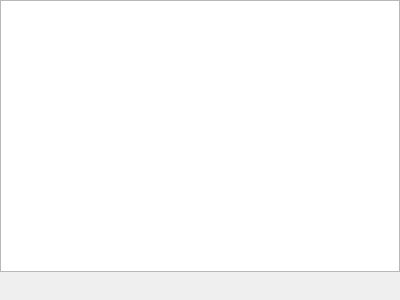
Above: inputdisplay.ui from Skarsnik/Button-Mash before the change. Below: the same form after it.
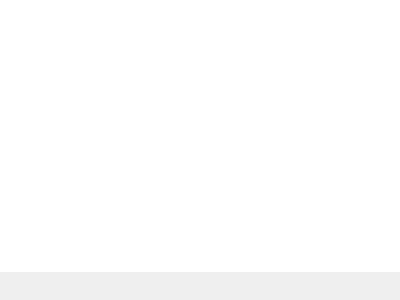
That is the form after the change.

What changed in the file:
```diff
--- a/inputdisplay.ui
+++ b/inputdisplay.ui
@@ -36,7 +36,20 @@
     <number>0</number>
    </property>
    <item>
-    <widget class="QGraphicsView" name="graphicsView"/>
+    <widget class="QGraphicsView" name="graphicsView">
+     <property name="enabled">
+      <bool>true</bool>
+     </property>
+     <property name="acceptDrops">
+      <bool>false</bool>
+     </property>
+     <property name="frameShape">
+      <enum>QFrame::NoFrame</enum>
+     </property>
+     <property name="lineWidth">
+      <number>0</number>
+     </property>
+    </widget>
    </item>
    <item>
     <widget class="QLabel" name="pianoLabel">
```
